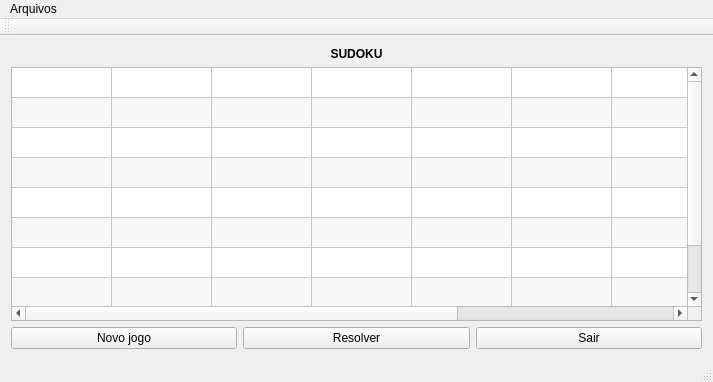
This is Sudoku (QT Version)/mainsudoku.ui in Rodrigoaz7/programacaoavancada as Qt 5 draws it before an edit. The edited form follows.
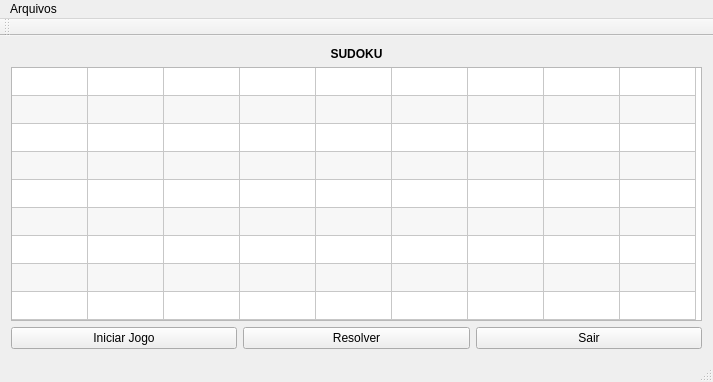
This is the edited form.

The edit to the form file:
```diff
--- a/Sudoku (QT Version)/mainsudoku.ui
+++ b/Sudoku (QT Version)/mainsudoku.ui
@@ -74,6 +74,7 @@
       </property>
       <property name="font">
        <font>
+        <family>Calibri</family>
         <pointsize>12</pointsize>
         <weight>75</weight>
         <bold>true</bold>
@@ -112,6 +113,9 @@
         <height>0</height>
        </size>
       </property>
+      <property name="textElideMode">
+       <enum>Qt::ElideNone</enum>
+      </property>
       <property name="gridStyle">
        <enum>Qt::SolidLine</enum>
       </property>
@@ -134,17 +138,23 @@
        <bool>false</bool>
       </attribute>
       <attribute name="horizontalHeaderDefaultSectionSize">
-       <number>100</number>
+       <number>76</number>
       </attribute>
       <attribute name="horizontalHeaderHighlightSections">
        <bool>true</bool>
       </attribute>
+      <attribute name="horizontalHeaderMinimumSectionSize">
+       <number>50</number>
+      </attribute>
       <attribute name="horizontalHeaderStretchLastSection">
        <bool>false</bool>
       </attribute>
       <attribute name="verticalHeaderVisible">
        <bool>false</bool>
       </attribute>
+      <attribute name="verticalHeaderDefaultSectionSize">
+       <number>28</number>
+      </attribute>
       <attribute name="verticalHeaderMinimumSectionSize">
        <number>23</number>
       </attribute>
@@ -173,8 +183,14 @@
        <property name="text">
         <string/>
        </property>
+       <property name="textAlignment">
+        <set>AlignCenter</set>
+       </property>
       </item>
       <item row="2" column="0">
+       <property name="text">
+        <string/>
+       </property>
        <property name="textAlignment">
         <set>AlignCenter</set>
        </property>
@@ -186,7 +202,7 @@
       <item>
        <widget class="QPushButton" name="pushButton">
         <property name="text">
-         <string>Novo jogo</string>
+         <string>Iniciar Jogo</string>
         </property>
        </widget>
       </item>
```
Left out of the diff: 3 changed lines with no effect on the pictures.
